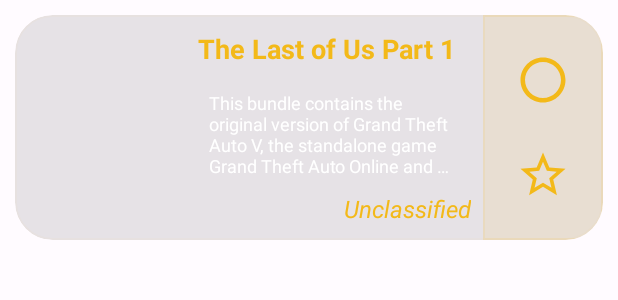
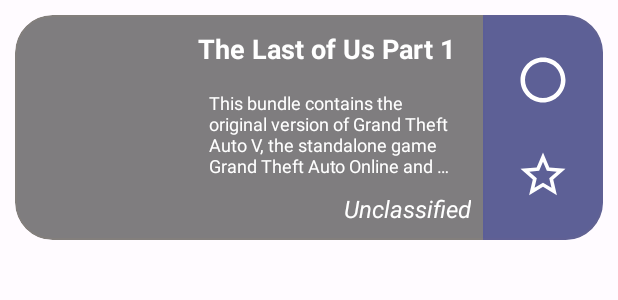
Before and after one commit to cvalera18/Ludex, an Android app: the layout item_game_list.xml on its own in the app's theme, with its tools: preview values and no code run, on a phone screen of 412 x 824 dp. Shown: the top 300 px of the screen. Run offline under Robolectric (Android 15) with nearby library versions, the phone set to English and light mode, and no system bars; Roboto replaces fonts that are not available here.

Commit message:
Change colors

```diff
--- a/app/src/main/res/drawable/baseline_star_24.xml
+++ b/app/src/main/res/drawable/baseline_star_24.xml
@@ -1,7 +1,7 @@
 <vector xmlns:android="http://schemas.android.com/apk/res/android"
     android:width="36dp"
     android:height="36dp"
-    android:tint="@color/primary_color"
+    android:tint="@color/white"
     android:viewportWidth="24"
     android:viewportHeight="24">
     <path
--- a/app/src/main/res/drawable/baseline_star_outline_24.xml
+++ b/app/src/main/res/drawable/baseline_star_outline_24.xml
@@ -1,7 +1,7 @@
 <vector xmlns:android="http://schemas.android.com/apk/res/android"
     android:width="36dp"
     android:height="36dp"
-    android:tint="@color/primary_color"
+    android:tint="@color/white"
     android:viewportWidth="24"
     android:viewportHeight="24">
     <path
--- a/app/src/main/res/drawable/bx_circle.xml
+++ b/app/src/main/res/drawable/bx_circle.xml
@@ -4,6 +4,6 @@
     android:viewportWidth="24"
     android:viewportHeight="24">
   <path
-      android:fillColor="@color/primary_color"
+      android:fillColor="@color/white"
       android:pathData="M12,2C6.486,2 2,6.486 2,12c0.001,5.515 4.487,10.001 10,10.001 5.514,0 10,-4.486 10.001,-10.001 0,-5.514 -4.486,-10 -10.001,-10zM12,20.001c-4.41,0 -7.999,-3.589 -8,-8.001 0,-4.411 3.589,-8 8,-8 4.412,0 8.001,3.589 8.001,8 -0.001,4.412 -3.59,8.001 -8.001,8.001z"/>
 </vector>
--- a/app/src/main/res/drawable/check_circle_outline_24.xml
+++ b/app/src/main/res/drawable/check_circle_outline_24.xml
@@ -1,7 +1,7 @@
 <vector xmlns:android="http://schemas.android.com/apk/res/android"
     android:width="36dp"
     android:height="36dp"
-    android:tint="@color/primary_color"
+    android:tint="@color/white"
     android:viewportWidth="24"
     android:viewportHeight="24">
     <path
--- a/app/src/main/res/layout/activity_main.xml
+++ b/app/src/main/res/layout/activity_main.xml
@@ -5,7 +5,7 @@
     android:id="@+id/drawerLayout"
     android:layout_width="match_parent"
     android:layout_height="match_parent"
-    android:background="@color/dark_gray"
+    android:background="@drawable/bg_purple"
     tools:context=".presentation.MainActivity">
 
     <androidx.coordinatorlayout.widget.CoordinatorLayout
@@ -49,7 +49,7 @@
                 android:layout_marginHorizontal="16dp"
                 android:layout_marginTop="10dp"
                 android:padding="8dp"
-                app:cardBackgroundColor="@color/dark_gray"
+                app:cardBackgroundColor="#80262835"
                 app:layout_constraintEnd_toStartOf="@+id/ivUser"
                 app:layout_constraintStart_toStartOf="parent"
                 app:layout_constraintTop_toTopOf="parent"
@@ -70,7 +70,7 @@
                     android:maxLines="1"
                     android:padding="8dp"
                     android:singleLine="true"
-                    android:textColorHint="#80F3B919"
+                    android:textColorHint="#80FFFFFF"
                     android:textStyle="italic" />
             </com.google.android.material.card.MaterialCardView>
 
--- a/app/src/main/res/layout/fragment_list.xml
+++ b/app/src/main/res/layout/fragment_list.xml
@@ -3,7 +3,7 @@
     xmlns:tools="http://schemas.android.com/tools"
     android:layout_width="match_parent"
     android:layout_height="match_parent"
-    android:background="@color/dark_gray"
+    android:background="#001E1E1E"
     android:orientation="vertical"
     tools:context=".presentation.list.ListFragment">
 
--- a/app/src/main/res/layout/item_game_list.xml
+++ b/app/src/main/res/layout/item_game_list.xml
@@ -11,37 +11,11 @@
     android:focusable="true"
     app:cardCornerRadius="25dp"
     android:layout_margin="10dp"
-    android:backgroundTint="#19000000">
+    android:backgroundTint="#80000000">
 
     <androidx.constraintlayout.widget.ConstraintLayout
         android:layout_width="match_parent"
         android:layout_height="match_parent">
-
-        <com.google.android.material.card.MaterialCardView
-            android:id="@+id/statusCard"
-            style="@style/Widget.Material3.CardView.Outlined"
-            android:layout_width="wrap_content"
-            android:layout_height="wrap_content"
-            android:layout_marginTop="25dp"
-            app:cardBackgroundColor="#00FFFFFF"
-            app:layout_constraintEnd_toEndOf="parent"
-            app:layout_constraintStart_toStartOf="@+id/materialCardView"
-            app:layout_constraintTop_toTopOf="@+id/materialCardView"
-            app:strokeColor="@color/transparent">
-
-                <ImageView
-                    android:id="@+id/ivCircle"
-                    android:layout_width="wrap_content"
-                    android:layout_height="wrap_content"
-                    android:layout_alignParentEnd="true"
-                    android:src="@drawable/bx_circle"
-                    app:layout_constraintBottom_toBottomOf="parent"
-                    app:layout_constraintStart_toStartOf="parent"
-                    app:layout_constraintTop_toTopOf="parent" />
-
-
-
-        </com.google.android.material.card.MaterialCardView>
 
         <TextView
             android:id="@+id/tvGame"
@@ -51,7 +25,7 @@
             android:layout_marginTop="10dp"
             android:layout_marginEnd="8dp"
             android:text="The Last of Us Part 1"
-            android:textColor="@color/primary_color"
+            android:textColor="@color/white"
             android:textSize="18sp"
             android:textStyle="bold"
             app:layout_constraintEnd_toStartOf="@+id/materialCardView"
@@ -75,6 +49,43 @@
             app:layout_constraintEnd_toStartOf="@+id/materialCardView"
             app:layout_constraintStart_toEndOf="@+id/ivGame"
             app:layout_constraintTop_toBottomOf="@+id/tvGame" />
+
+        <com.google.android.material.card.MaterialCardView
+            android:id="@+id/materialCardView"
+            style="@style/CardViewRoundedRightCorners"
+            android:layout_width="80dp"
+            android:layout_height="150dp"
+            app:layout_constraintBottom_toBottomOf="parent"
+            app:layout_constraintEnd_toEndOf="parent"
+            app:layout_constraintTop_toTopOf="parent">
+
+        </com.google.android.material.card.MaterialCardView>
+
+        <com.google.android.material.card.MaterialCardView
+            android:id="@+id/statusCard"
+            style="@style/Widget.Material3.CardView.Outlined"
+            android:layout_width="wrap_content"
+            android:layout_height="wrap_content"
+            android:layout_marginTop="25dp"
+            app:cardBackgroundColor="#00FFFFFF"
+            app:layout_constraintEnd_toEndOf="parent"
+            app:layout_constraintStart_toStartOf="@+id/materialCardView"
+            app:layout_constraintTop_toTopOf="@+id/materialCardView"
+            app:strokeColor="@color/transparent">
+
+            <ImageView
+                android:id="@+id/ivCircle"
+                android:layout_width="wrap_content"
+                android:layout_height="wrap_content"
+                android:layout_alignParentEnd="true"
+                android:src="@drawable/bx_circle"
+                app:layout_constraintBottom_toBottomOf="parent"
+                app:layout_constraintStart_toStartOf="parent"
+                app:layout_constraintTop_toTopOf="parent" />
+
+
+
+        </com.google.android.material.card.MaterialCardView>
 
         <com.google.android.material.card.MaterialCardView
             android:id="@+id/favCardView"
@@ -112,7 +123,7 @@
             android:layout_width="wrap_content"
             android:layout_height="wrap_content"
             android:text="@string/unclassified"
-            android:textColor="@color/primary_color"
+            android:textColor="@color/white"
             android:textSize="16sp"
             android:textStyle="italic"
             android:layout_marginBottom="10dp"
@@ -120,16 +131,7 @@
             app:layout_constraintBottom_toBottomOf="parent"
             app:layout_constraintEnd_toStartOf="@+id/materialCardView" />
 
-        <com.google.android.material.card.MaterialCardView
-            android:id="@+id/materialCardView"
-            style="@style/CardViewRoundedRightCorners"
-            android:layout_width="80dp"
-            android:layout_height="150dp"
-            app:layout_constraintBottom_toBottomOf="parent"
-            app:layout_constraintEnd_toEndOf="parent"
-            app:layout_constraintTop_toTopOf="parent">
 
-        </com.google.android.material.card.MaterialCardView>
 
     </androidx.constraintlayout.widget.ConstraintLayout>
 
--- a/app/src/main/res/values/colors.xml
+++ b/app/src/main/res/values/colors.xml
@@ -1,11 +1,11 @@
 <?xml version="1.0" encoding="utf-8"?>
 <resources>
     <!-- Nuevos colores -->
-    <color name="dark_gray">#1E1E1E</color>
-    <color name="dark_gray_transparent10">#F21E1E1E</color>
+    <color name="dark_gray">#262835</color>
+    <color name="dark_gray_transparent10">#F2262835</color>
     <color name="dark_purple">#08000D</color>
-    <color name="primary_color">#F3B919</color>
-    <color name="primary_color_transparent_10">#19F3B919</color>
+    <color name="primary_color">#474DA5</color>
+    <color name="primary_color_transparent_10">#1A474DA5</color>
     <color name="transparent">#00FFFFFF</color>
     <color name="white">#FFFFFF</color>
     <color name="black">#000000</color>
--- a/app/src/main/res/values/styles.xml
+++ b/app/src/main/res/values/styles.xml
@@ -11,7 +11,7 @@
     </style>
 
     <style name="CardViewRoundedRightCorners">
-        <item name="cardBackgroundColor">@color/primary_color_transparent_10</item>
+        <item name="cardBackgroundColor">#99474DA5</item>
         <item name="strokeColor">@color/primary_color_transparent_10</item>
         <item name="cardCornerRadius">0dp</item>
         <item name="android:padding">16dp</item>
--- a/app/src/main/res/values/themes.xml
+++ b/app/src/main/res/values/themes.xml
@@ -53,7 +53,7 @@
         <item name="textAllCaps">true</item>
         <item name="android:insetTop">0dp</item>
         <item name="android:insetBottom">0dp</item>
-        <item name="android:textColor">@color/dark_gray</item>
+        <item name="android:textColor">@color/white</item>
         <item name="android:gravity">center</item>
         <item name="backgroundTint">@color/primary_color</item>
     </style>
@@ -64,9 +64,9 @@
         <item name="textAllCaps">true</item>
         <item name="android:insetTop">0dp</item>
         <item name="android:insetBottom">0dp</item>
-        <item name="android:textColor">@color/primary_color</item>
+        <item name="android:textColor">@color/white</item>
         <item name="android:gravity">center</item>
-        <item name="iconTint">@color/primary_color</item>
+        <item name="iconTint">@color/white</item>
     </style>
 
     <style name="TertiaryButton" parent="Widget.AppCompat.TextView">
```
Also changed, not shown: app/src/main/res/drawable/bg_purple.jpg (added), app/src/main/res/drawable/ludex_background.png (added).
